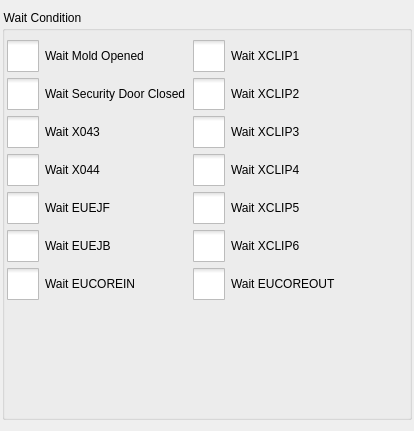
The window that hcinstruction/icwaitconditioneditor.ui (GaussCheng/2-5AxisPunch) describes before a commit, drawn with Qt 5.
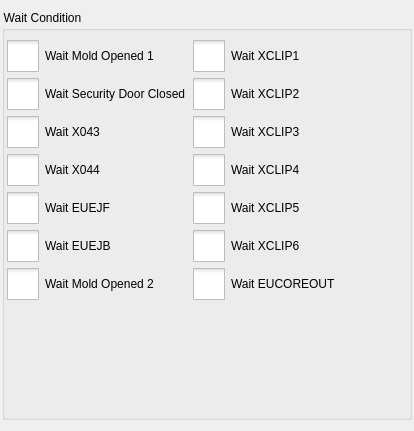
The same window after the commit. Icons and pictures are not drawn.

The edit to the form file:
```diff
--- a/hcinstruction/icwaitconditioneditor.ui
+++ b/hcinstruction/icwaitconditioneditor.ui
@@ -64,7 +64,7 @@
       <item row="0" column="0">
        <widget class="QCheckBox" name="moldOpenedCheckBox">
         <property name="text">
-         <string>Wait Mold Opened</string>
+         <string>Wait Mold Opened 1</string>
         </property>
         <attribute name="buttonGroup">
          <string>buttonGroup</string>
@@ -184,7 +184,7 @@
       <item row="6" column="0">
        <widget class="QCheckBox" name="eucoreinCheckBox">
         <property name="text">
-         <string>Wait EUCOREIN</string>
+         <string>Wait Mold Opened 2</string>
         </property>
         <attribute name="buttonGroup">
          <string>buttonGroup</string>
```
Left out of the diff: 28 changed lines with no effect on the pictures.
